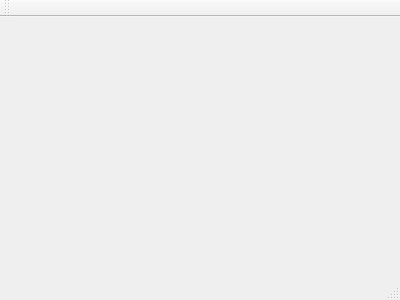
First picture: the form in cluster.ui, repository jrgriffin94/InstrumentCluster, before the edit.
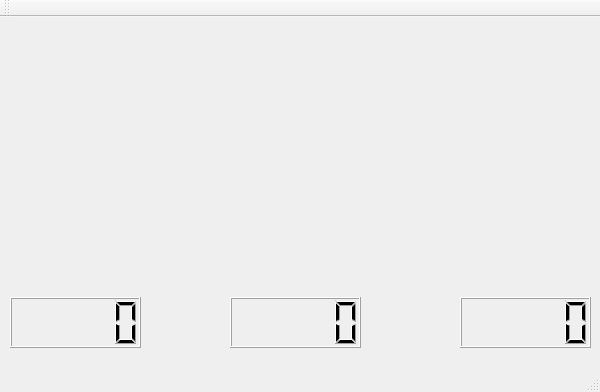
Second picture: the form after the edit.

What changed in the file:
```diff
--- a/cluster.ui
+++ b/cluster.ui
@@ -6,14 +6,45 @@
    <rect>
     <x>0</x>
     <y>0</y>
-    <width>400</width>
-    <height>300</height>
+    <width>600</width>
+    <height>392</height>
    </rect>
   </property>
   <property name="windowTitle">
    <string>Cluster</string>
   </property>
-  <widget class="QWidget" name="centralWidget"/>
+  <widget class="QWidget" name="centralWidget">
+   <widget class="QLCDNumber" name="stateOfCharge">
+    <property name="geometry">
+     <rect>
+      <x>10</x>
+      <y>280</y>
+      <width>131</width>
+      <height>51</height>
+     </rect>
+    </property>
+   </widget>
+   <widget class="QLCDNumber" name="revPerMin">
+    <property name="geometry">
+     <rect>
+      <x>230</x>
+      <y>280</y>
+      <width>131</width>
+      <height>51</height>
+     </rect>
+    </property>
+   </widget>
+   <widget class="QLCDNumber" name="motorTemp">
+    <property name="geometry">
+     <rect>
+      <x>460</x>
+      <y>280</y>
+      <width>131</width>
+      <height>51</height>
+     </rect>
+    </property>
+   </widget>
+  </widget>
   <widget class="QMenuBar" name="menuBar">
    <property name="geometry">
     <rect>
```
Left out of the diff: 2 changed lines with no effect on the pictures.
